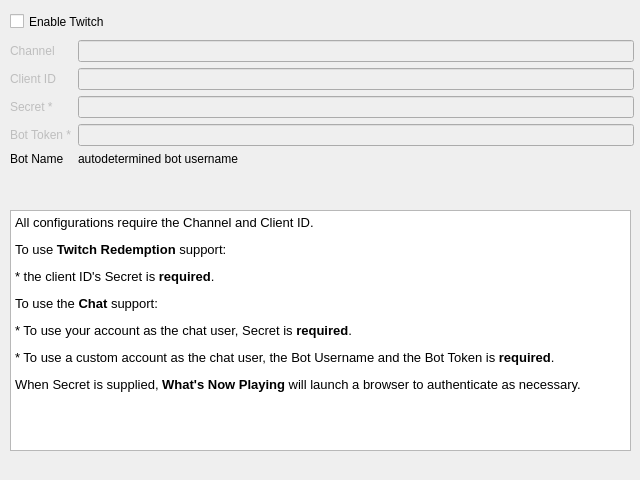
Qt form nowplaying/resources/twitch_ui.ui (whatsnowplaying/whats-now-playing) before a commit.
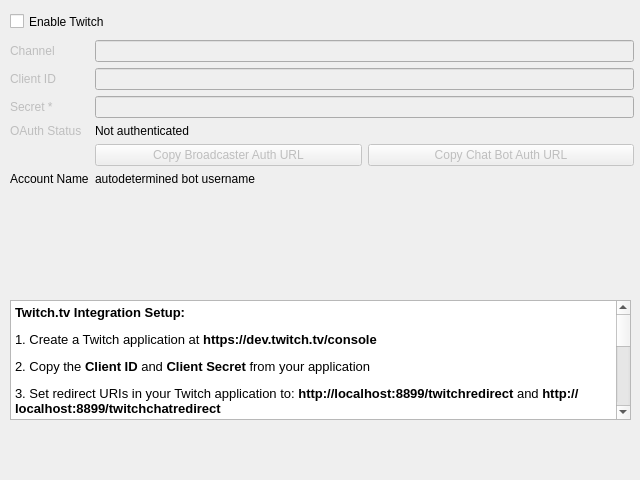
The same form after that commit.

Commit message: Twitch Revamp

```diff
--- a/nowplaying/resources/twitch_ui.ui
+++ b/nowplaying/resources/twitch_ui.ui
@@ -22,7 +22,7 @@
      <x>10</x>
      <y>40</y>
      <width>624</width>
-     <height>161</height>
+     <height>281</height>
     </rect>
    </property>
    <layout class="QFormLayout" name="settings_layout">
@@ -104,27 +104,51 @@
        <bool>false</bool>
       </property>
       <property name="text">
-       <string>Bot Token *</string>
+       <string>OAuth Status</string>
       </property>
      </widget>
     </item>
     <item row="3" column="1">
-     <widget class="QLineEdit" name="token_lineedit">
-      <property name="enabled">
-       <bool>false</bool>
+     <widget class="QLabel" name="oauth_status_label">
+      <property name="text">
+       <string>Not authenticated</string>
       </property>
-      <property name="minimumSize">
-       <size>
-        <width>496</width>
-        <height>0</height>
-       </size>
-      </property>
-      <property name="echoMode">
-       <enum>QLineEdit::Password</enum>
+      <property name="textFormat">
+       <enum>Qt::PlainText</enum>
       </property>
      </widget>
     </item>
     <item row="4" column="1">
+     <layout class="QHBoxLayout" name="auth_buttons_layout">
+      <item>
+       <widget class="QPushButton" name="copy_broadcaster_auth_button">
+        <property name="enabled">
+         <bool>false</bool>
+        </property>
+        <property name="text">
+         <string>Copy Broadcaster Auth URL</string>
+        </property>
+        <property name="toolTip">
+         <string>Copy broadcaster authentication URL to clipboard. Use this for your main streaming account that will handle channel points redemptions and API access.</string>
+        </property>
+       </widget>
+      </item>
+      <item>
+       <widget class="QPushButton" name="copy_chat_auth_button">
+        <property name="enabled">
+         <bool>false</bool>
+        </property>
+        <property name="text">
+         <string>Copy Chat Bot Auth URL</string>
+        </property>
+        <property name="toolTip">
+         <string>Copy chat bot authentication URL to clipboard. Use this for a separate bot account that will only handle chat messages. Optional - leave empty to use broadcaster account for chat.</string>
+        </property>
+       </widget>
+      </item>
+     </layout>
+    </item>
+    <item row="5" column="1">
      <widget class="QLabel" name="chatbot_username_line">
       <property name="text">
        <string>autodetermined bot username</string>
@@ -134,13 +158,13 @@
       </property>
      </widget>
     </item>
-    <item row="4" column="0">
+    <item row="5" column="0">
      <widget class="QLabel" name="chatbot_username_label">
       <property name="enabled">
        <bool>true</bool>
       </property>
       <property name="text">
-       <string>Bot Name</string>
+       <string>Account Name</string>
       </property>
      </widget>
     </item>
@@ -163,9 +187,9 @@
    <property name="geometry">
     <rect>
      <x>10</x>
-     <y>210</y>
+     <y>300</y>
      <width>621</width>
-     <height>241</height>
+     <height>120</height>
     </rect>
    </property>
    <property name="html">
@@ -176,13 +200,17 @@
 li.unchecked::marker { content: &quot;\2610&quot;; }
 li.checked::marker { content: &quot;\2612&quot;; }
 &lt;/style&gt;&lt;/head&gt;&lt;body style=&quot; font-family:'Sans'; font-size:10pt; font-weight:400; font-style:normal;&quot;&gt;
-&lt;p style=&quot; margin-top:12px; margin-bottom:12px; margin-left:0px; margin-right:0px; -qt-block-indent:0; text-indent:0px;&quot;&gt;&lt;span style=&quot; font-family:'.AppleSystemUIFont';&quot;&gt;All configurations require the Channel and Client ID.&lt;/span&gt;&lt;/p&gt;
-&lt;p style=&quot; margin-top:12px; margin-bottom:12px; margin-left:0px; margin-right:0px; -qt-block-indent:0; text-indent:0px;&quot;&gt;&lt;span style=&quot; font-family:'.AppleSystemUIFont';&quot;&gt;To use &lt;/span&gt;&lt;span style=&quot; font-family:'.AppleSystemUIFont'; font-weight:700;&quot;&gt;Twitch Redemption&lt;/span&gt;&lt;span style=&quot; font-family:'.AppleSystemUIFont';&quot;&gt; support: &lt;/span&gt;&lt;/p&gt;
-&lt;p style=&quot; margin-top:12px; margin-bottom:12px; margin-left:0px; margin-right:0px; -qt-block-indent:0; text-indent:0px;&quot;&gt;&lt;span style=&quot; font-family:'.AppleSystemUIFont';&quot;&gt;* the client ID's Secret is &lt;/span&gt;&lt;span style=&quot; font-family:'.AppleSystemUIFont'; font-weight:700;&quot;&gt;required&lt;/span&gt;&lt;span style=&quot; font-family:'.AppleSystemUIFont';&quot;&gt;.&lt;/span&gt;&lt;/p&gt;
-&lt;p style=&quot; margin-top:12px; margin-bottom:12px; margin-left:0px; margin-right:0px; -qt-block-indent:0; text-indent:0px;&quot;&gt;&lt;span style=&quot; font-family:'.AppleSystemUIFont';&quot;&gt;To use the &lt;/span&gt;&lt;span style=&quot; font-family:'.AppleSystemUIFont'; font-weight:700;&quot;&gt;Chat&lt;/span&gt;&lt;span style=&quot; font-family:'.AppleSystemUIFont';&quot;&gt; support: &lt;/span&gt;&lt;/p&gt;
-&lt;p style=&quot; margin-top:12px; margin-bottom:12px; margin-left:0px; margin-right:0px; -qt-block-indent:0; text-indent:0px;&quot;&gt;&lt;span style=&quot; font-family:'.AppleSystemUIFont';&quot;&gt;* To use your account as the chat user, Secret is &lt;/span&gt;&lt;span style=&quot; font-family:'.AppleSystemUIFont'; font-weight:700;&quot;&gt;required&lt;/span&gt;&lt;span style=&quot; font-family:'.AppleSystemUIFont';&quot;&gt;.&lt;/span&gt;&lt;/p&gt;
-&lt;p style=&quot; margin-top:12px; margin-bottom:12px; margin-left:0px; margin-right:0px; -qt-block-indent:0; text-indent:0px;&quot;&gt;&lt;span style=&quot; font-family:'.AppleSystemUIFont';&quot;&gt;* To use a custom account as the chat user, the Bot Username and the Bot Token is &lt;/span&gt;&lt;span style=&quot; font-family:'.AppleSystemUIFont'; font-weight:700;&quot;&gt;required&lt;/span&gt;&lt;span style=&quot; font-family:'.AppleSystemUIFont';&quot;&gt;.&lt;/span&gt;&lt;/p&gt;
-&lt;p style=&quot; margin-top:12px; margin-bottom:12px; margin-left:0px; margin-right:0px; -qt-block-indent:0; text-indent:0px;&quot;&gt;&lt;span style=&quot; font-family:'.AppleSystemUIFont';&quot;&gt;When Secret is supplied, &lt;/span&gt;&lt;span style=&quot; font-family:'.AppleSystemUIFont'; font-weight:700;&quot;&gt;What's Now Playing&lt;/span&gt;&lt;span style=&quot; font-family:'.AppleSystemUIFont';&quot;&gt; will launch a browser to authenticate as necessary.&lt;/span&gt;&lt;/p&gt;&lt;/body&gt;&lt;/html&gt;</string>
+&lt;p style=&quot; margin-top:12px; margin-bottom:12px; margin-left:0px; margin-right:0px; -qt-block-indent:0; text-indent:0px;&quot;&gt;&lt;span style=&quot; font-family:'.AppleSystemUIFont'; font-weight:700;&quot;&gt;Twitch.tv Integration Setup:&lt;/span&gt;&lt;/p&gt;
+&lt;p style=&quot; margin-top:12px; margin-bottom:12px; margin-left:0px; margin-right:0px; -qt-block-indent:0; text-indent:0px;&quot;&gt;&lt;span style=&quot; font-family:'.AppleSystemUIFont';&quot;&gt;1. Create a Twitch application at &lt;/span&gt;&lt;span style=&quot; font-family:'.AppleSystemUIFont'; font-weight:700;&quot;&gt;https://dev.twitch.tv/console&lt;/span&gt;&lt;/p&gt;
+&lt;p style=&quot; margin-top:12px; margin-bottom:12px; margin-left:0px; margin-right:0px; -qt-block-indent:0; text-indent:0px;&quot;&gt;&lt;span style=&quot; font-family:'.AppleSystemUIFont';&quot;&gt;2. Copy the &lt;/span&gt;&lt;span style=&quot; font-family:'.AppleSystemUIFont'; font-weight:700;&quot;&gt;Client ID&lt;/span&gt;&lt;span style=&quot; font-family:'.AppleSystemUIFont';&quot;&gt; and &lt;/span&gt;&lt;span style=&quot; font-family:'.AppleSystemUIFont'; font-weight:700;&quot;&gt;Client Secret&lt;/span&gt;&lt;span style=&quot; font-family:'.AppleSystemUIFont';&quot;&gt; from your application&lt;/span&gt;&lt;/p&gt;
+&lt;p style=&quot; margin-top:12px; margin-bottom:12px; margin-left:0px; margin-right:0px; -qt-block-indent:0; text-indent:0px;&quot;&gt;&lt;span style=&quot; font-family:'.AppleSystemUIFont';&quot;&gt;3. Set redirect URIs in your Twitch application to: &lt;/span&gt;&lt;span style=&quot; font-family:'.AppleSystemUIFont'; font-weight:700;&quot;&gt;http://localhost:8899/twitchredirect&lt;/span&gt;&lt;span style=&quot; font-family:'.AppleSystemUIFont';&quot;&gt; and &lt;/span&gt;&lt;span style=&quot; font-family:'.AppleSystemUIFont'; font-weight:700;&quot;&gt;http://localhost:8899/twitchchatredirect&lt;/span&gt;&lt;/p&gt;
+&lt;p style=&quot; margin-top:12px; margin-bottom:12px; margin-left:0px; margin-right:0px; -qt-block-indent:0; text-indent:0px;&quot;&gt;&lt;span style=&quot; font-family:'.AppleSystemUIFont';&quot;&gt;4. Enter your channel name (username where you want to monitor/send messages)&lt;/span&gt;&lt;/p&gt;
+&lt;p style=&quot; margin-top:12px; margin-bottom:12px; margin-left:0px; margin-right:0px; -qt-block-indent:0; text-indent:0px;&quot;&gt;&lt;span style=&quot; font-family:'.AppleSystemUIFont';&quot;&gt;5. Choose your authentication method:&lt;/span&gt;&lt;/p&gt;
+&lt;p style=&quot; margin-top:12px; margin-bottom:12px; margin-left:0px; margin-right:0px; -qt-block-indent:0; text-indent:0px;&quot;&gt;&lt;span style=&quot; font-family:'.AppleSystemUIFont'; font-weight:700;&quot;&gt;Option A (Recommended):&lt;/span&gt;&lt;span style=&quot; font-family:'.AppleSystemUIFont';&quot;&gt; Use only &lt;/span&gt;&lt;span style=&quot; font-family:'.AppleSystemUIFont'; font-weight:700;&quot;&gt;Copy Broadcaster Auth URL&lt;/span&gt;&lt;span style=&quot; font-family:'.AppleSystemUIFont';&quot;&gt; for all features&lt;/span&gt;&lt;/p&gt;
+&lt;p style=&quot; margin-top:12px; margin-bottom:12px; margin-left:0px; margin-right:0px; -qt-block-indent:0; text-indent:0px;&quot;&gt;&lt;span style=&quot; font-family:'.AppleSystemUIFont'; font-weight:700;&quot;&gt;Option B (Advanced):&lt;/span&gt;&lt;span style=&quot; font-family:'.AppleSystemUIFont';&quot;&gt; Use both buttons for separate bot/broadcaster accounts&lt;/span&gt;&lt;/p&gt;
+&lt;p style=&quot; margin-top:12px; margin-bottom:12px; margin-left:0px; margin-right:0px; -qt-block-indent:0; text-indent:0px;&quot;&gt;&lt;span style=&quot; font-family:'.AppleSystemUIFont';&quot;&gt;6. Open each URL in your browser and complete the authorization&lt;/span&gt;&lt;/p&gt;
+&lt;p style=&quot; margin-top:12px; margin-bottom:12px; margin-left:0px; margin-right:0px; -qt-block-indent:0; text-indent:0px;&quot;&gt;&lt;span style=&quot; font-family:'.AppleSystemUIFont'; font-weight:700; color:#d32f2f;&quot;&gt;⚠️ IMPORTANT:&lt;/span&gt;&lt;span style=&quot; font-family:'.AppleSystemUIFont'; color:#d32f2f;&quot;&gt; For Option B, make sure you are logged into the correct account before using each URL: your main streaming account for broadcaster auth, and your bot account for chat auth.&lt;/span&gt;&lt;/p&gt;
+&lt;p style=&quot; margin-top:12px; margin-bottom:12px; margin-left:0px; margin-right:0px; -qt-block-indent:0; text-indent:0px;&quot;&gt;&lt;span style=&quot; font-family:'.AppleSystemUIFont';&quot;&gt;OAuth2 provides secure authentication. The broadcaster token handles channel points and API access, while the optional chat token is only for chat messages.&lt;/span&gt;&lt;/p&gt;&lt;/body&gt;&lt;/html&gt;</string>
    </property>
   </widget>
  </widget>
```
Left out of the diff: 34 changed lines with no effect on the pictures. The commit also changes 24 other files.
